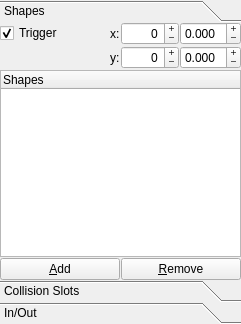
Qt form ui/tab_regionsUi.ui (wonkoderverstaendige/Spotter) before a commit.
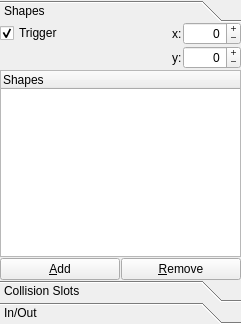
The same form after that commit.

Diff of the .ui file:
```diff
--- a/ui/tab_regionsUi.ui
+++ b/ui/tab_regionsUi.ui
@@ -152,25 +152,6 @@
                </property>
               </widget>
              </item>
-             <item>
-              <widget class="QDoubleSpinBox" name="spin_shape_normx">
-               <property name="buttonSymbols">
-                <enum>QAbstractSpinBox::PlusMinus</enum>
-               </property>
-               <property name="decimals">
-                <number>3</number>
-               </property>
-               <property name="minimum">
-                <double>-2.000000000000000</double>
-               </property>
-               <property name="maximum">
-                <double>2.000000000000000</double>
-               </property>
-               <property name="singleStep">
-                <double>0.050000000000000</double>
-               </property>
-              </widget>
-             </item>
             </layout>
            </item>
            <item row="5" column="0" colspan="2">
@@ -214,25 +195,6 @@
                </property>
               </widget>
              </item>
-             <item>
-              <widget class="QDoubleSpinBox" name="spin_shape_normy">
-               <property name="buttonSymbols">
-                <enum>QAbstractSpinBox::PlusMinus</enum>
-               </property>
-               <property name="decimals">
-                <number>3</number>
-               </property>
-               <property name="minimum">
-                <double>-2.000000000000000</double>
-               </property>
-               <property name="maximum">
-                <double>2.000000000000000</double>
-               </property>
-               <property name="singleStep">
-                <double>0.050000000000000</double>
-               </property>
-              </widget>
-             </item>
             </layout>
            </item>
            <item row="6" column="0" rowspan="2" colspan="2">
```
